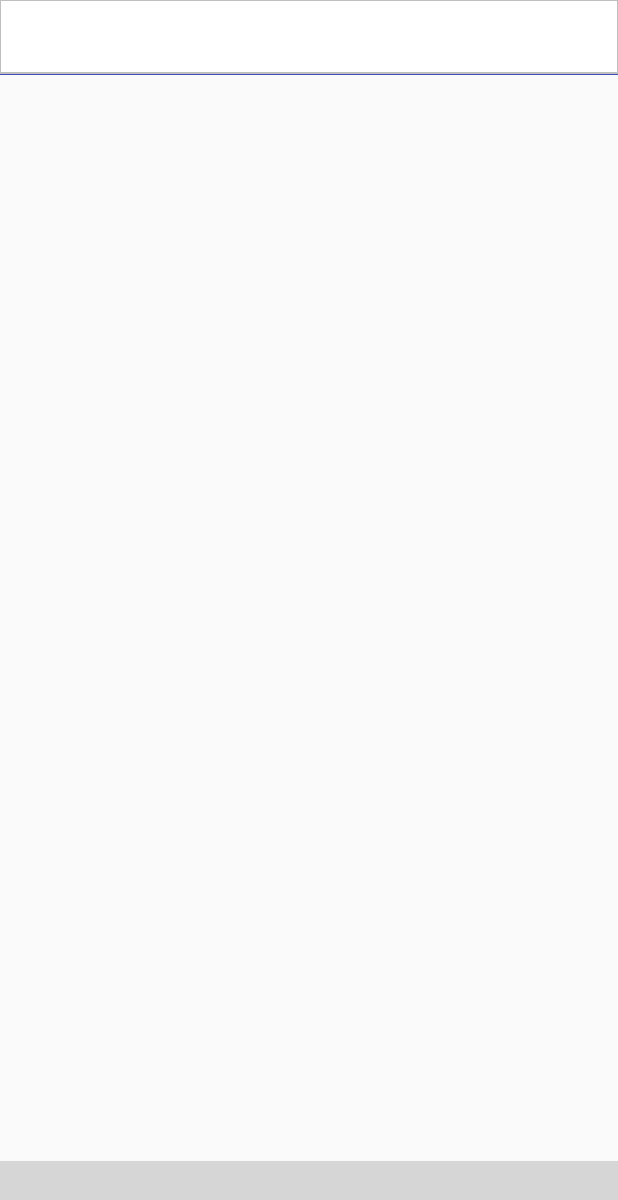
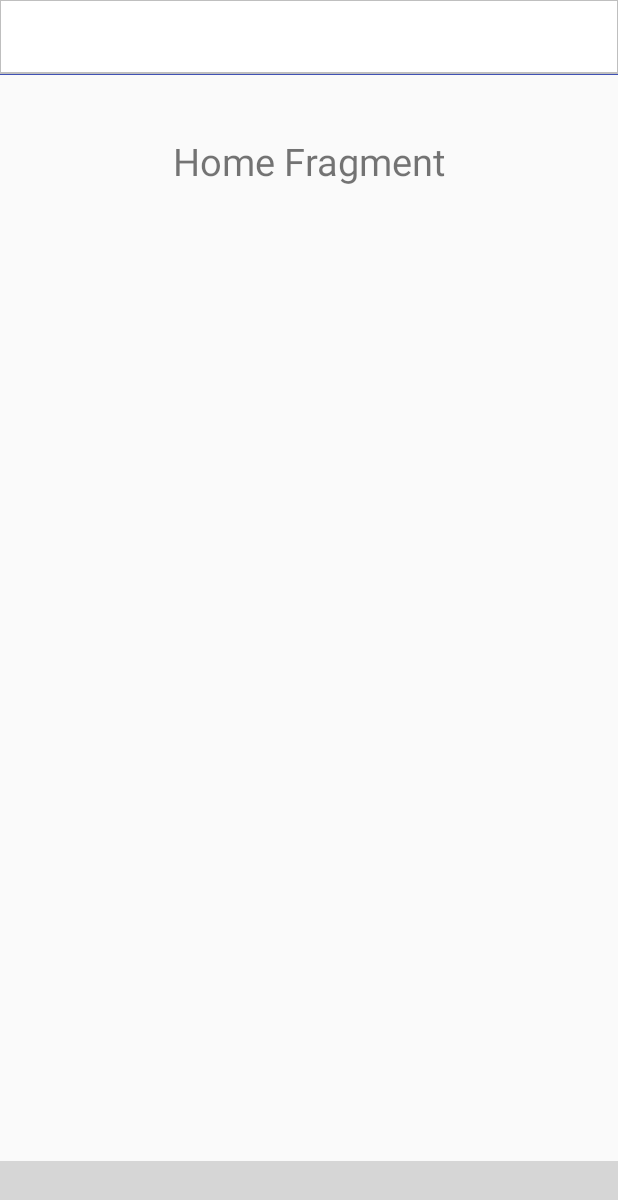
Before and after one commit to brandonlee0405/GG_corp, an Android app: the MainActivity screen opened directly, with no data from a screen before it, on a phone screen of 412 x 824 dp. Shown: the top 1200 px of the screen. Run offline under Robolectric (Android 15) with nearby library versions, the phone set to English and light mode, and no system bars; libraries missing offline, so code that uses them is left out: com.ittianyu.bottomnavigationviewex; plain views replace BottomNavigationViewEx; 3 statements that could not run were skipped; grey boxes are pictures that could not be loaded.

Commit message:
Added all the fragments and switching between fragments

```diff
--- /dev/null
+++ b/app/src/main/java/com/brandonlee/instagram/Fragments/HomeFragment.java
@@ -0,0 +1,26 @@
+package com.brandonlee.instagram.Fragments;
+
+import android.os.Bundle;
+import android.support.annotation.Nullable;
+import android.support.v4.app.Fragment;
+import android.view.LayoutInflater;
+import android.view.View;
+import android.view.ViewGroup;
+
+import com.brandonlee.instagram.R;
+
+/**
+ * Created by BrandonLee on 2/6/18.
+ */
+
+public class HomeFragment extends Fragment {
+    private static final String TAG = "HomeFragment";
+
+    @Nullable
+    @Override
+    public View onCreateView(LayoutInflater inflater, @Nullable ViewGroup container, @Nullable Bundle savedInstanceState) {
+        View view = inflater.inflate(R.layout.fragment_home, container, false);
+
+        return view;
+    }
+}
--- a/app/src/main/java/com/brandonlee/instagram/MainActivity.java
+++ b/app/src/main/java/com/brandonlee/instagram/MainActivity.java
@@ -1,12 +1,18 @@
 package com.brandonlee.instagram;
 
 
-import android.support.design.internal.BottomNavigationItemView;
-import android.support.v4.content.ContextCompat;
+import android.os.Bundle;
+import android.support.annotation.NonNull;
+import android.support.design.widget.BottomNavigationView;
+import android.support.v4.view.ViewPager;
 import android.support.v7.app.AppCompatActivity;
-import android.os.Bundle;
 import android.util.Log;
+import android.view.MenuItem;
 
+import com.brandonlee.instagram.Fragments.AlertFragment;
+import com.brandonlee.instagram.Fragments.HomeFragment;
+import com.brandonlee.instagram.Fragments.ProfileFragment;
+import com.brandonlee.instagram.Fragments.SearchFragment;
 import com.brandonlee.instagram.Utils.BottomNavigationViewHelper;
 import com.ittianyu.bottomnavigationviewex.BottomNavigationViewEx;
 
@@ -15,6 +21,62 @@ public class MainActivity extends AppCompatActivity {
 
     private static final String TAG = "MainActivity";
 
+    //private SectionsPageAdapter mSectionsPageAdapter;
+    //private ViewPager mViewPager;
+
+    private BottomNavigationViewEx.OnNavigationItemSelectedListener mOnNavigationItemSelectedListener
+            = new BottomNavigationView.OnNavigationItemSelectedListener() {
+
+        @Override
+        public boolean onNavigationItemSelected(@NonNull MenuItem item) {
+            switch (item.getItemId()) {
+                case R.id.ic_house:
+                    goHouse();
+                    return true;
+                case R.id.ic_search:
+                    goSearch();
+                    return true;
+                case R.id.ic_alert:
+                    goAlert();
+                    return true;
+                case R.id.ic_android:
+                    goProfile();
+                    return true;
+            }
+            return false;
+        }
+    };
+
+    private void goHouse() {
+        HomeFragment fragment = new HomeFragment();
+        android.support.v4.app.FragmentTransaction ft = getSupportFragmentManager().beginTransaction();
+        ft.replace(R.id.container,fragment);
+        ft.commit();
+    }
+
+    private void goSearch() {
+        SearchFragment fragment = new SearchFragment();
+        android.support.v4.app.FragmentTransaction ft = getSupportFragmentManager().beginTransaction();
+        ft.replace(R.id.container,fragment);
+        ft.commit();
+    }
+
+    private void goAlert() {
+        AlertFragment fragment = new AlertFragment();
+        android.support.v4.app.FragmentTransaction ft = getSupportFragmentManager().beginTransaction();
+        ft.replace(R.id.container,fragment);
+        ft.commit();
+    }
+
+    private void goProfile() {
+        ProfileFragment fragment = new ProfileFragment();
+        android.support.v4.app.FragmentTransaction ft = getSupportFragmentManager().beginTransaction();
+        ft.replace(R.id.container,fragment);
+        ft.commit();
+    }
+
+
+
     @Override
     protected void onCreate(Bundle savedInstanceState) {
         super.onCreate(savedInstanceState);
@@ -22,7 +84,27 @@ public class MainActivity extends AppCompatActivity {
         Log.d(TAG, "onCreate: starting.");
 
         setupBottomNavView();
+
+        /*
+        mSectionsPageAdapter = new SectionsPageAdapter(getSupportFragmentManager());
+
+        mViewPager = (ViewPager) findViewById(R.id.container);
+        setupViewPager(mViewPager);
+        */
+
     }
+
+    private void setupViewPager(ViewPager viewPager) {
+        SectionsPageAdapter adapter = new SectionsPageAdapter(getSupportFragmentManager());
+
+        adapter.addFragment(new HomeFragment());
+        adapter.addFragment(new SearchFragment());
+        adapter.addFragment(new AlertFragment());
+        adapter.addFragment(new ProfileFragment());
+
+        viewPager.setAdapter(adapter);
+    }
+
 
 
     /**
@@ -32,6 +114,8 @@ public class MainActivity extends AppCompatActivity {
         Log.d(TAG, "setupBottomNavView: setting up BottomNavView");
         BottomNavigationViewEx bottomNavigationViewEx = (BottomNavigationViewEx) findViewById(R.id.bottomNavbar);
         BottomNavigationViewHelper.setupBottomNavigationView(bottomNavigationViewEx);
+        goHouse();
+        bottomNavigationViewEx.setOnNavigationItemSelectedListener(mOnNavigationItemSelectedListener);
     }
 
 }
--- a/app/src/main/res/layout/activity_main.xml
+++ b/app/src/main/res/layout/activity_main.xml
@@ -14,8 +14,8 @@
         <!-- Top section (Fragment) -->
         <RelativeLayout
             android:layout_width="match_parent"
-            android:layout_height="wrap_content"
-            android:id="@+id/relLayout1">
+            android:layout_height="50dp"
+            android:id="@+id/relLayoutTopBar">
 
             <include layout="@layout/layout_top_tab"/>
 
@@ -25,7 +25,9 @@
         <RelativeLayout
             android:layout_width="match_parent"
             android:layout_height="wrap_content"
-            android:id="@+id/relLayout2">
+            android:id="@+id/container"
+            android:layout_below="@id/relLayoutTopBar"
+            android:layout_above="@id/relLayoutBotBar">
 
             <include layout="@layout/layout_center_viewpager"/>
         </RelativeLayout>
@@ -33,7 +35,15 @@
 
 
         <!-- Bottom navbar -->
-        <include layout="@layout/layout_bottom_navbar"/>
+        <RelativeLayout
+            android:layout_width="match_parent"
+            android:layout_height="50dp"
+            android:layout_alignParentBottom="true"
+            android:id="@+id/relLayoutBotBar">
+
+            <include layout="@layout/layout_bottom_navbar"/>
+
+        </RelativeLayout>
 
     </RelativeLayout>
 
--- /dev/null
+++ b/app/src/main/res/layout/fragment_home.xml
@@ -0,0 +1,16 @@
+<?xml version="1.0" encoding="utf-8"?>
+<RelativeLayout
+    xmlns:android="http://schemas.android.com/apk/res/android"
+    android:layout_width="match_parent"
+    android:layout_height="match_parent">
+
+    <TextView
+        android:layout_width="wrap_content"
+        android:layout_height="wrap_content"
+        android:layout_centerHorizontal="true"
+        android:textSize="25sp"
+        android:text="Home Fragment"
+        android:layout_marginTop="40dp"
+        android:id="@+id/tvFragment1"/>
+
+</RelativeLayout>
```
Also changed, not shown: app/src/main/java/com/brandonlee/instagram/Fragments/AlertFragment.java (added, +26 -0 lines), app/src/main/java/com/brandonlee/instagram/Fragments/ProfileFragment.java (added, +26 -0 lines), app/src/main/java/com/brandonlee/instagram/Fragments/SearchFragment.java (added, +26 -0 lines), app/src/main/java/com/brandonlee/instagram/SectionsPageAdapter.java (added, +36 -0 lines), app/src/main/res/layout/fragment_alert.xml (added, +16 -0 lines), app/src/main/res/layout/fragment_profile.xml (added, +16 -0 lines), app/src/main/res/layout/fragment_search.xml (added, +16 -0 lines).
